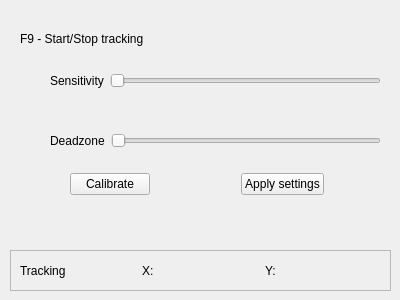
Old version of the form src/mickey/mickey.ui in the repository mavak/linux-track.
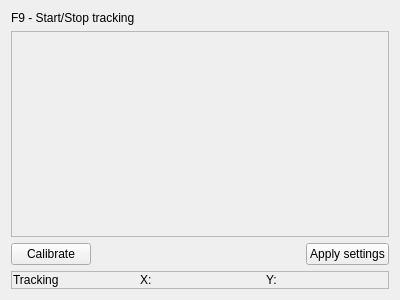
New version of the form.

Commit message: Mickey has a choice to use step only or a curvature. Changed structure of mickey to make it more modular.

Patch:
```diff
--- a/src/mickey/mickey.ui
+++ b/src/mickey/mickey.ui
@@ -13,17 +13,11 @@
   <property name="windowTitle">
    <string>Form</string>
   </property>
+  <layout class="QVBoxLayout" name="verticalLayout">
+   <item>
   <widget class="QLabel" name="label">
-   <property name="geometry">
-    <rect>
-     <x>20</x>
-     <y>30</y>
-     <width>156</width>
-     <height>17</height>
-    </rect>
-   </property>
    <property name="sizePolicy">
-    <sizepolicy hsizetype="Preferred" vsizetype="MinimumExpanding">
+      <sizepolicy hsizetype="Preferred" vsizetype="Maximum">
      <horstretch>0</horstretch>
      <verstretch>0</verstretch>
     </sizepolicy>
@@ -32,14 +26,14 @@
     <string>F9 - Start/Stop tracking</string>
    </property>
   </widget>
-  <widget class="QFrame" name="frame">
-   <property name="geometry">
-    <rect>
-     <x>10</x>
-     <y>250</y>
-     <width>381</width>
-     <height>41</height>
-    </rect>
+   </item>
+   <item>
+    <widget class="QFrame" name="PrefPaneFrame">
+     <property name="sizePolicy">
+      <sizepolicy hsizetype="Preferred" vsizetype="MinimumExpanding">
+       <horstretch>0</horstretch>
+       <verstretch>0</verstretch>
+      </sizepolicy>
    </property>
    <property name="frameShape">
     <enum>QFrame::StyledPanel</enum>
@@ -47,58 +41,23 @@
    <property name="frameShadow">
     <enum>QFrame::Raised</enum>
    </property>
-   <layout class="QHBoxLayout" name="horizontalLayout_5">
+     <layout class="QVBoxLayout" name="verticalLayout_3">
     <item>
-     <layout class="QHBoxLayout" name="horizontalLayout_4">
-      <item>
-       <widget class="QLabel" name="StatusLabel">
-        <property name="text">
-         <string>Tracking</string>
-        </property>
-       </widget>
+       <layout class="QVBoxLayout" name="PrefPane"/>
       </item>
-      <item>
-       <widget class="QLabel" name="XLabel">
-        <property name="sizePolicy">
-         <sizepolicy hsizetype="Minimum" vsizetype="Preferred">
-          <horstretch>0</horstretch>
-          <verstretch>0</verstretch>
-         </sizepolicy>
-        </property>
-        <property name="text">
-         <string>X: </string>
-        </property>
+     </layout>
        </widget>
       </item>
       <item>
-       <widget class="QLabel" name="YLabel">
-        <property name="sizePolicy">
-         <sizepolicy hsizetype="Minimum" vsizetype="Preferred">
-          <horstretch>0</horstretch>
-          <verstretch>0</verstretch>
-         </sizepolicy>
-        </property>
-        <property name="text">
-         <string>Y:</string>
-        </property>
-       </widget>
-      </item>
-     </layout>
-    </item>
-   </layout>
-  </widget>
-  <widget class="QWidget" name="">
-   <property name="geometry">
-    <rect>
-     <x>70</x>
-     <y>170</y>
-     <width>254</width>
-     <height>29</height>
-    </rect>
-   </property>
    <layout class="QHBoxLayout" name="horizontalLayout">
     <item>
      <widget class="QPushButton" name="CalibrateButton">
+       <property name="sizePolicy">
+        <sizepolicy hsizetype="Minimum" vsizetype="Maximum">
+         <horstretch>0</horstretch>
+         <verstretch>0</verstretch>
+        </sizepolicy>
+       </property>
       <property name="text">
        <string>Calibrate</string>
       </property>
@@ -119,65 +78,81 @@
     </item>
     <item>
      <widget class="QPushButton" name="ApplyButton">
+       <property name="sizePolicy">
+        <sizepolicy hsizetype="Minimum" vsizetype="Maximum">
+         <horstretch>0</horstretch>
+         <verstretch>0</verstretch>
+        </sizepolicy>
+       </property>
       <property name="text">
        <string>Apply settings</string>
       </property>
      </widget>
     </item>
    </layout>
-  </widget>
-  <widget class="QWidget" name="">
-   <property name="geometry">
-    <rect>
-     <x>50</x>
-     <y>70</y>
-     <width>331</width>
-     <height>21</height>
-    </rect>
-   </property>
-   <layout class="QHBoxLayout" name="horizontalLayout_2">
+   </item>
+   <item>
+    <widget class="QFrame" name="frame">
+     <property name="sizePolicy">
+      <sizepolicy hsizetype="Preferred" vsizetype="Maximum">
+       <horstretch>0</horstretch>
+       <verstretch>0</verstretch>
+      </sizepolicy>
+     </property>
+     <property name="frameShape">
+      <enum>QFrame::StyledPanel</enum>
+     </property>
+     <property name="frameShadow">
+      <enum>QFrame::Raised</enum>
+     </property>
+     <layout class="QHBoxLayout" name="horizontalLayout_5">
+      <property name="margin">
+       <number>1</number>
+      </property>
     <item>
-     <widget class="QLabel" name="label_2">
-      <property name="text">
-       <string>Sensitivity</string>
-      </property>
-     </widget>
-    </item>
+       <layout class="QHBoxLayout" name="horizontalLayout_4">
+        <property name="spacing">
+         <number>6</number>
+        </property>
     <item>
-     <widget class="QSlider" name="SensSlider">
-      <property name="orientation">
-       <enum>Qt::Horizontal</enum>
+         <widget class="QLabel" name="StatusLabel">
+          <property name="text">
+           <string>Tracking</string>
       </property>
      </widget>
     </item>
-   </layout>
-  </widget>
-  <widget class="QWidget" name="">
-   <property name="geometry">
-    <rect>
-     <x>50</x>
-     <y>130</y>
-     <width>331</width>
-     <height>21</height>
-    </rect>
-   </property>
-   <layout class="QHBoxLayout" name="horizontalLayout_3">
     <item>
-     <widget class="QLabel" name="label_3">
+         <widget class="QLabel" name="XLabel">
+          <property name="sizePolicy">
+           <sizepolicy hsizetype="Minimum" vsizetype="Preferred">
+            <horstretch>0</horstretch>
+            <verstretch>0</verstretch>
+           </sizepolicy>
+          </property>
       <property name="text">
-       <string>Deadzone</string>
+           <string>X: </string>
       </property>
      </widget>
     </item>
     <item>
-     <widget class="QSlider" name="DZSlider">
-      <property name="orientation">
-       <enum>Qt::Horizontal</enum>
-      </property>
+         <widget class="QLabel" name="YLabel">
+          <property name="sizePolicy">
+           <sizepolicy hsizetype="Minimum" vsizetype="Preferred">
+            <horstretch>0</horstretch>
+            <verstretch>0</verstretch>
+           </sizepolicy>
+          </property>
+          <property name="text">
+           <string>Y:</string>
+          </property>
      </widget>
     </item>
    </layout>
-  </widget>
+      </item>
+     </layout>
+    </widget>
+   </item>
+  </layout>
  </widget>
  <resources/>
  <connections/>
```
Lines whose indentation alone changed are shown as unchanged. The commit also changes 6 other files.
